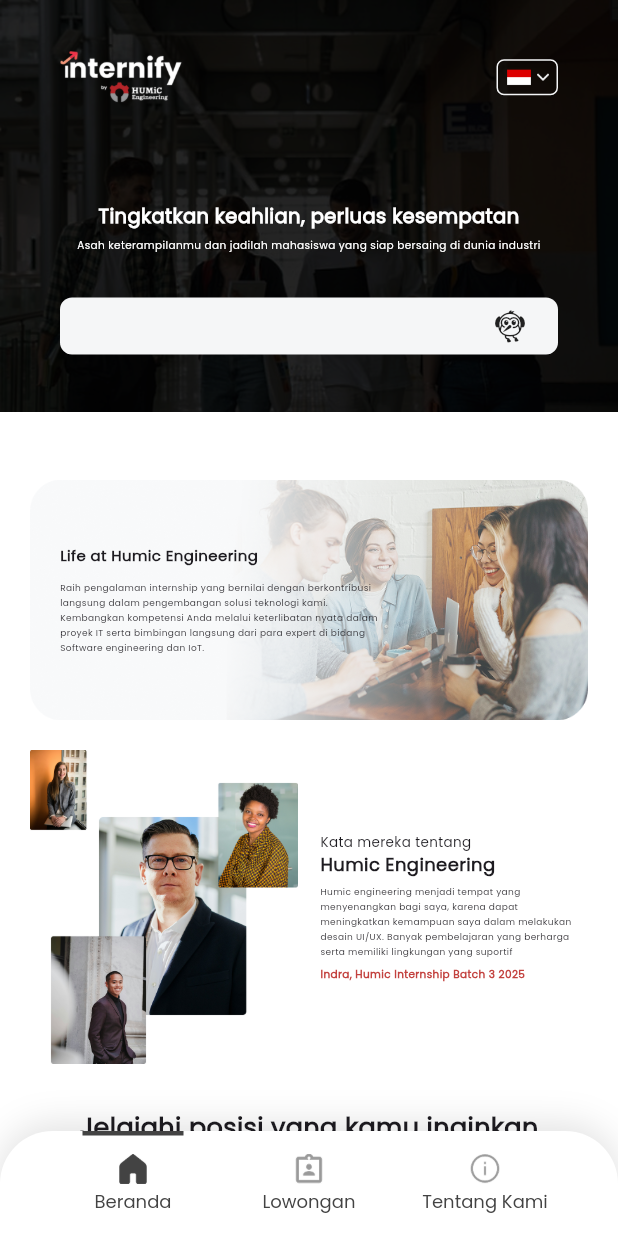
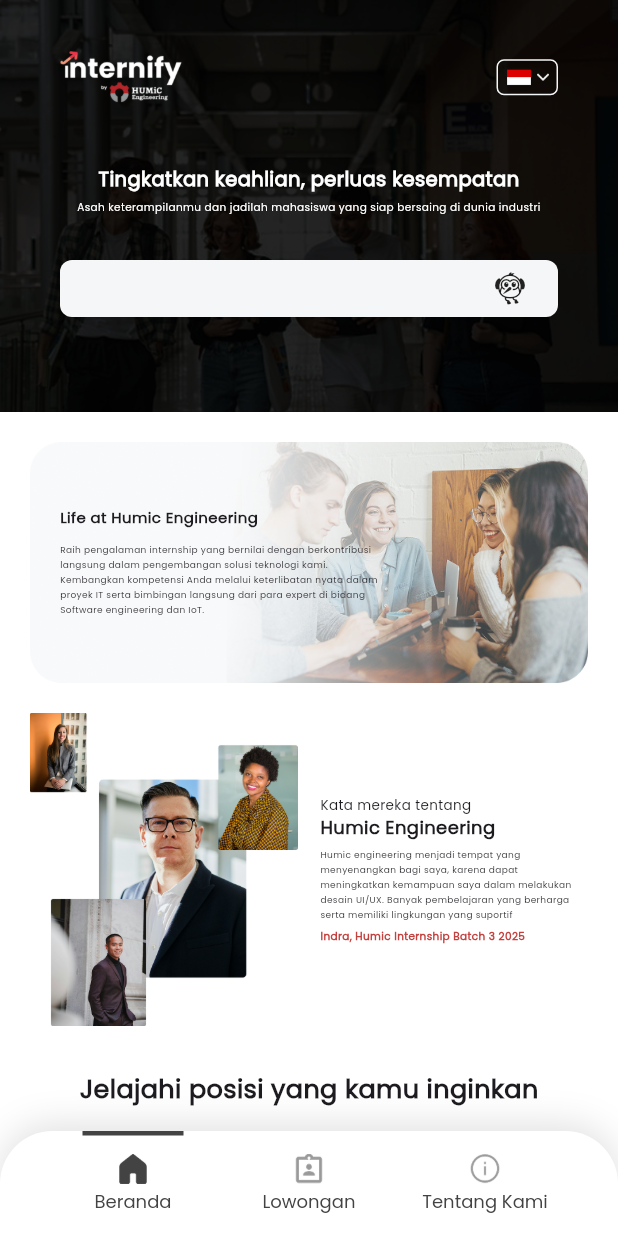
Before and after one commit to Blueeyss14/humic-internify, a Flutter app: the screen it shows after launch, on a phone screen of 412 x 824 dp. Run offline on Flutter 3.47's test engine with Material 3 defaults, Android fonts, the phone set to English and light mode, and no system bars; drawn by our look-alikes of auto_size_text; our stand-ins replace device_preview, get.

Commit message:
bug at bar 3

```diff
--- a/lib/src/features/views/components/bottom_navbar.dart
+++ b/lib/src/features/views/components/bottom_navbar.dart
@@ -36,9 +36,7 @@
             child: Obx(
               () => Stack(
                 children: [
-                  Padding(
-                    padding: const EdgeInsets.symmetric(vertical: 15),
-                    child: Row(
+                  Row(
                     children: List.generate(
                       bottomBar.length,
                       (index) => GestureDetector(
@@ -46,6 +44,8 @@
                           bottombarController.changeIndex(index);
                         },
                         child: Container(
+                          padding: const EdgeInsets.symmetric(vertical: 15),
+
                           alignment: Alignment.center,
                           width: itemWidth,
                           height: double.infinity,
@@ -71,7 +71,6 @@
                                 ),
                               ),
                             ],
-                            ),
                           ),
                         ),
                       ),
--- a/lib/src/features/views/home/home_app.dart
+++ b/lib/src/features/views/home/home_app.dart
@@ -21,7 +21,8 @@
     return Scaffold(
       resizeToAvoidBottomInset: false,
       backgroundColor: humicBackground,
-      body: Stack(
+      body: Obx(
+        () => Stack(
           alignment: Alignment.topCenter,
           children: [
             Column(
@@ -49,6 +50,7 @@
             const HumicAppbar(),
           ],
         ),
+      ),
     );
   }
 }
--- a/lib/src/shared/components/search_bar_custom.dart
+++ b/lib/src/shared/components/search_bar_custom.dart
@@ -18,20 +18,37 @@
       "Berikut merupakan daftar internship yang sedang dibuka. Harap untuk memperhatikan syarat dan ketentuan untuk setiap posisi yang tersedia.",
     ];
     final bottomBar = Get.find<BottombarController>();
+
+    List mediaQuery = [
+      MediaQuery.of(context).size.height / 3,
+      MediaQuery.of(context).size.height / 3 + 50,
+      MediaQuery.of(context).size.height / 2,
+    ];
     return Obx(
       () => Stack(
         children: [
-          AnimatedContainer(
-            alignment: Alignment.center,
-            curve: Curves.easeOutBack,
-            duration: const Duration(milliseconds: 500),
-            // color: Colors.blue,
-            width: double.infinity,
-            height:
-                bottomBar.currentIndex.value == 1
-                    ? MediaQuery.of(context).size.height / 3 + 50
-                    : MediaQuery.of(context).size.height / 3,
-            child: SizedBox.expand(
+          AnimatedPadding(
+            duration: const Duration(milliseconds: 300),
+            padding:
+                bottomBar.currentIndex.value == 2
+                    ? const EdgeInsets.all(20)
+                    : const EdgeInsets.all(0),
+            child: AnimatedContainer(
+              clipBehavior: Clip.antiAlias,
+              decoration: BoxDecoration(
+                borderRadius:
+                    bottomBar.currentIndex.value == 2
+                        ? BorderRadius.circular(20)
+                        : null,
+              ),
+              curve:
+                  bottomBar.currentIndex.value == 2
+                      ? Curves.ease
+                      : Curves.easeOutBack,
+              duration: const Duration(milliseconds: 500),
+              // color: Colors.blue,
+              width: double.infinity,
+              height: mediaQuery[bottomBar.currentIndex.value],
               child: Image.asset(
                 "assets/images/appbar_image.png",
                 fit: BoxFit.cover,
@@ -40,7 +57,7 @@
           ),
           Container(
             alignment: Alignment.bottomCenter,
-            height: MediaQuery.of(context).size.height / 3 + 25,
+            height: MediaQuery.of(context).size.height / 3,
             width: double.infinity,
             child: Container(
               // color: Colors.amber,
```
Lines whose indentation alone changed are shown as unchanged.
